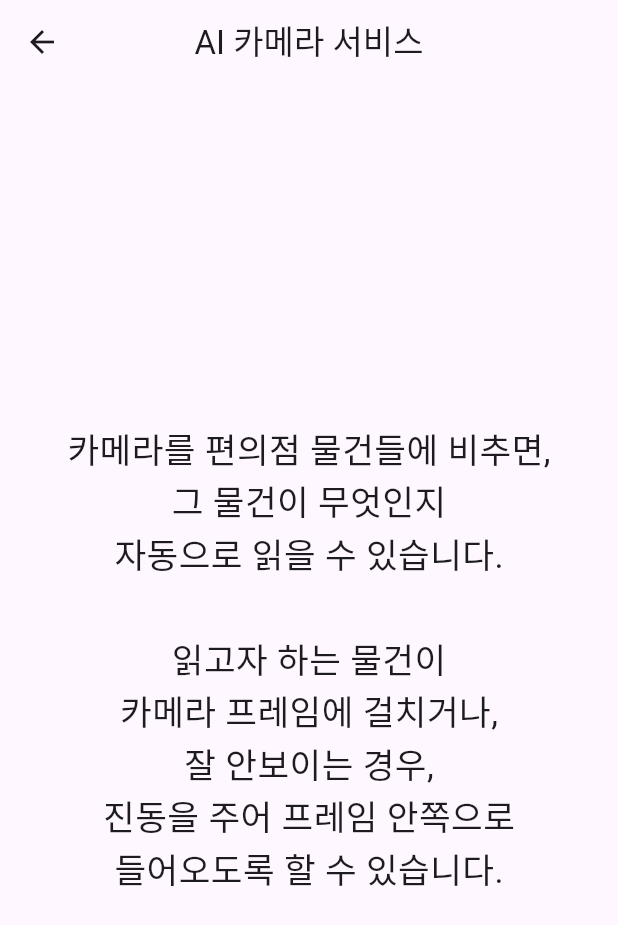
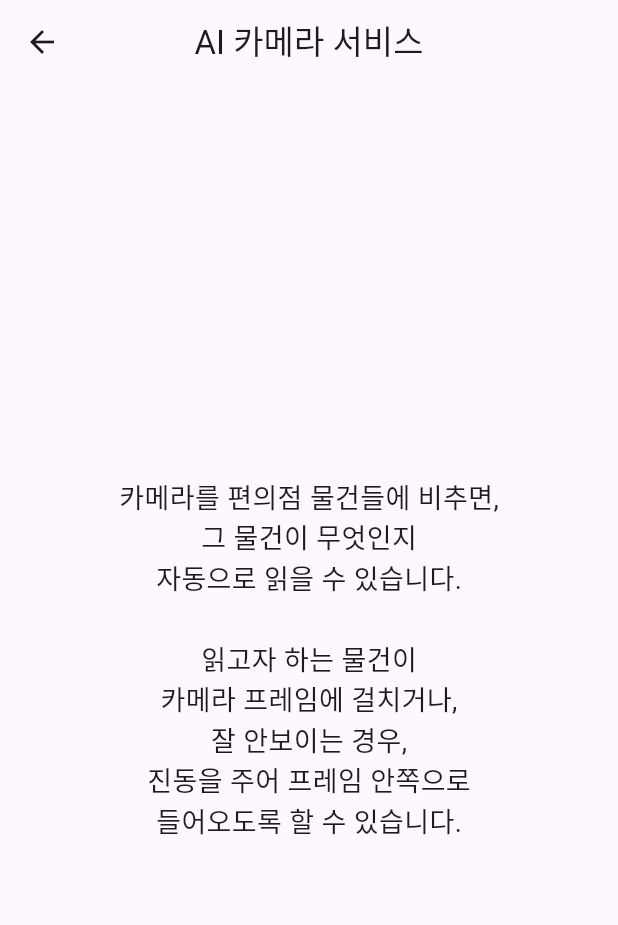
Before and after one commit to lyuhw1023/EyeForYouapp_FrontEnd, a Flutter app: the ExplainMain screen opened directly, on a phone screen of 412 x 824 dp. Shown: the top 925 px of the screen. Run offline on Flutter 3.47's test engine with Material 3 defaults, Android fonts, the phone set to English and light mode, and no system bars; our stand-ins replace camera.

Commit message:
explain_main 페이지 디자인 수정

```diff
--- a/lib/explain_main.dart
+++ b/lib/explain_main.dart
@@ -1,5 +1,3 @@
-import 'dart:io';
-
 import 'package:flutter/material.dart';
 
 class ExplainMain extends StatelessWidget{
@@ -18,35 +16,35 @@ class ExplainMain extends StatelessWidget{
             children: <Widget>[
               Text(
                 '카메라를 편의점 물건들에 비추면,',
-                style: TextStyle(fontSize: 23),
+                style: TextStyle(fontSize: 18),
               ),
               Text(
                 '그 물건이 무엇인지',
-                style: TextStyle(fontSize: 23),
+                style: TextStyle(fontSize: 18),
               ),
               Text(
                 '자동으로 읽을 수 있습니다.\n',
-                style: TextStyle(fontSize: 23),
+                style: TextStyle(fontSize: 18),
               ),
               Text(
                 '읽고자 하는 물건이',
-                style: TextStyle(fontSize: 23),
+                style: TextStyle(fontSize: 18),
               ),
               Text(
                 '카메라 프레임에 걸치거나,',
-                style: TextStyle(fontSize: 23),
+                style: TextStyle(fontSize: 18),
               ),
               Text(
                 '잘 안보이는 경우,',
-                style: TextStyle(fontSize: 23),
+                style: TextStyle(fontSize: 18),
               ),
               Text(
                 '진동을 주어 프레임 안쪽으로',
-                style: TextStyle(fontSize: 23),
+                style: TextStyle(fontSize: 18),
               ),
               Text(
                 '들어오도록 할 수 있습니다.',
-                style: TextStyle(fontSize: 23),
+                style: TextStyle(fontSize: 18),
               ),
             ],
           )
```
